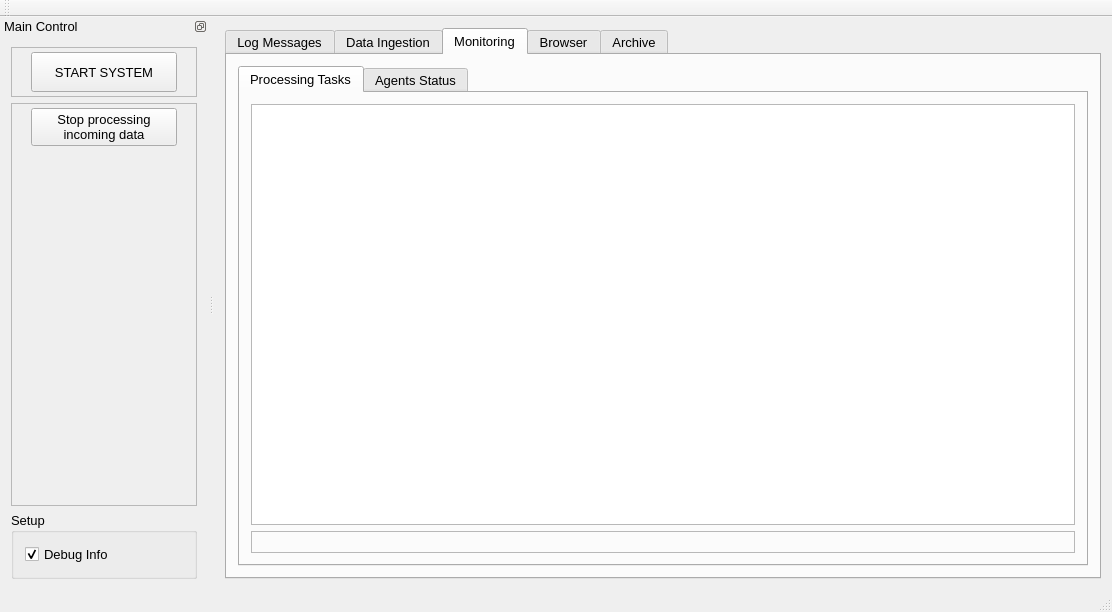
First picture: the form in qpfhmi/mainwindow.ui, repository aardalath/qpf, before the edit.
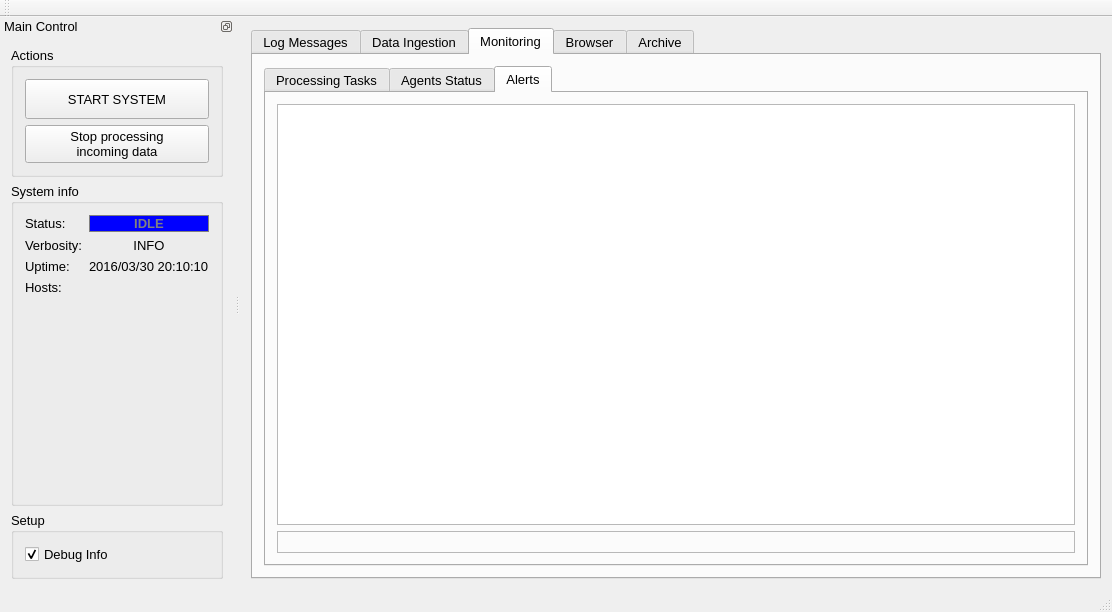
Second picture: the form after the edit. The open tabs and pages were chosen to show the change.

```diff
--- a/qpfhmi/mainwindow.ui
+++ b/qpfhmi/mainwindow.ui
@@ -286,6 +286,75 @@
             </item>
            </layout>
           </widget>
+          <widget class="QWidget" name="tabAlerts">
+           <attribute name="title">
+            <string>Alerts</string>
+           </attribute>
+           <layout class="QVBoxLayout" name="verticalLayout_9">
+            <item>
+             <widget class="QTreeWidget" name="treeAlerts">
+              <property name="tabKeyNavigation">
+               <bool>true</bool>
+              </property>
+              <property name="columnCount">
+               <number>0</number>
+              </property>
+             </widget>
+            </item>
+            <item>
+             <widget class="QFrame" name="frame_4">
+              <property name="frameShape">
+               <enum>QFrame::StyledPanel</enum>
+              </property>
+              <property name="frameShadow">
+               <enum>QFrame::Raised</enum>
+              </property>
+              <layout class="QHBoxLayout" name="horizontalLayout_2">
+               <property name="spacing">
+                <number>6</number>
+               </property>
+               <property name="leftMargin">
+                <number>0</number>
+               </property>
+               <property name="topMargin">
+                <number>0</number>
+               </property>
+               <property name="rightMargin">
+                <number>0</number>
+               </property>
+               <property name="bottomMargin">
+                <number>0</number>
+               </property>
+               <item>
+                <spacer name="horizontalSpacer_15">
+                 <property name="orientation">
+                  <enum>Qt::Horizontal</enum>
+                 </property>
+                 <property name="sizeHint" stdset="0">
+                  <size>
+                   <width>40</width>
+                   <height>20</height>
+                  </size>
+                 </property>
+                </spacer>
+               </item>
+               <item>
+                <widget class="QLabel" name="lblAlertsMsg">
+                 <property name="font">
+                  <font>
+                   <pointsize>8</pointsize>
+                  </font>
+                 </property>
+                 <property name="text">
+                  <string/>
+                 </property>
+                </widget>
+               </item>
+              </layout>
+             </widget>
+            </item>
+           </layout>
+          </widget>
          </widget>
         </item>
        </layout>
@@ -345,44 +414,16 @@
    <widget class="QWidget" name="dockWidgetContents">
     <layout class="QVBoxLayout" name="verticalLayout_2">
      <item>
-      <widget class="QFrame" name="frame">
-       <property name="frameShape">
-        <enum>QFrame::StyledPanel</enum>
+      <widget class="QGroupBox" name="groupBox_2">
+       <property name="title">
+        <string>Actions</string>
        </property>
-       <property name="frameShadow">
-        <enum>QFrame::Raised</enum>
-       </property>
-       <layout class="QHBoxLayout" name="horizontalLayout_15" stretch="1,8,1">
-        <property name="leftMargin">
-         <number>1</number>
-        </property>
-        <property name="topMargin">
-         <number>4</number>
-        </property>
-        <property name="rightMargin">
-         <number>1</number>
-        </property>
-        <property name="bottomMargin">
-         <number>4</number>
-        </property>
-        <item>
-         <spacer name="horizontalSpacer">
-          <property name="orientation">
-           <enum>Qt::Horizontal</enum>
-          </property>
-          <property name="sizeHint" stdset="0">
-           <size>
-            <width>40</width>
-            <height>20</height>
-           </size>
-          </property>
-         </spacer>
-        </item>
+       <layout class="QVBoxLayout" name="verticalLayout_7">
         <item>
          <widget class="QPushButton" name="btnStart">
           <property name="minimumSize">
            <size>
-            <width>100</width>
+            <width>120</width>
             <height>40</height>
            </size>
           </property>
@@ -395,77 +436,98 @@
          </widget>
         </item>
         <item>
-         <spacer name="horizontalSpacer_2">
-          <property name="orientation">
-           <enum>Qt::Horizontal</enum>
-          </property>
-          <property name="sizeHint" stdset="0">
-           <size>
-            <width>17</width>
-            <height>20</height>
-           </size>
-          </property>
-         </spacer>
-        </item>
-       </layout>
-      </widget>
-     </item>
-     <item>
-      <widget class="QFrame" name="frame_2">
-       <property name="frameShape">
-        <enum>QFrame::StyledPanel</enum>
-       </property>
-       <property name="frameShadow">
-        <enum>QFrame::Raised</enum>
-       </property>
-       <layout class="QVBoxLayout" name="verticalLayout_15">
-        <property name="leftMargin">
-         <number>1</number>
-        </property>
-        <property name="topMargin">
-         <number>4</number>
-        </property>
-        <property name="rightMargin">
-         <number>1</number>
-        </property>
-        <property name="bottomMargin">
-         <number>4</number>
-        </property>
-        <item>
-         <layout class="QHBoxLayout" name="horizontalLayout_2" stretch="1,8,1">
-          <item>
-           <spacer name="horizontalSpacer_3">
-            <property name="orientation">
-             <enum>Qt::Horizontal</enum>
-            </property>
-            <property name="sizeHint" stdset="0">
-             <size>
-              <width>40</width>
-              <height>20</height>
-             </size>
-            </property>
-           </spacer>
-          </item>
-          <item>
-           <widget class="QPushButton" name="btnStopMultInDataEvt">
-            <property name="text">
-             <string>Stop processing
+         <widget class="QPushButton" name="btnStopMultInDataEvt">
+          <property name="text">
+           <string>Stop processing
 incoming data</string>
+          </property>
+         </widget>
+        </item>
+       </layout>
+      </widget>
+     </item>
+     <item>
+      <widget class="QGroupBox" name="groupBox_3">
+       <property name="title">
+        <string>System info</string>
+       </property>
+       <layout class="QVBoxLayout" name="verticalLayout_8">
+        <item>
+         <layout class="QFormLayout" name="formLayout">
+          <item row="0" column="0">
+           <widget class="QLabel" name="label_2">
+            <property name="text">
+             <string>Status:</string>
             </property>
            </widget>
           </item>
-          <item>
-           <spacer name="horizontalSpacer_4">
-            <property name="orientation">
-             <enum>Qt::Horizontal</enum>
+          <item row="0" column="1">
+           <widget class="QLabel" name="lblSysStatus">
+            <property name="font">
+             <font>
+              <pointsize>10</pointsize>
+              <weight>75</weight>
+              <bold>true</bold>
+             </font>
             </property>
-            <property name="sizeHint" stdset="0">
-             <size>
-              <width>40</width>
-              <height>20</height>
-             </size>
+            <property name="styleSheet">
+             <string notr="true">QLabel { background-color : blue; color : grey; }</string>
             </property>
-           </spacer>
+            <property name="frameShape">
+             <enum>QFrame::Box</enum>
+            </property>
+            <property name="text">
+             <string>IDLE</string>
+            </property>
+            <property name="alignment">
+             <set>Qt::AlignCenter</set>
+            </property>
+           </widget>
+          </item>
+          <item row="1" column="0">
+           <widget class="QLabel" name="label_5">
+            <property name="text">
+             <string>Verbosity:</string>
+            </property>
+           </widget>
+          </item>
+          <item row="1" column="1">
+           <widget class="QLabel" name="lblVerbosity">
+            <property name="text">
+             <string>INFO</string>
+            </property>
+            <property name="alignment">
+             <set>Qt::AlignCenter</set>
+            </property>
+           </widget>
+          </item>
+          <item row="2" column="0">
+           <widget class="QLabel" name="label_6">
+            <property name="text">
+             <string>Uptime:</string>
+            </property>
+           </widget>
+          </item>
+          <item row="2" column="1">
+           <widget class="QLabel" name="lblUptime">
+            <property name="text">
+             <string>2016/03/30 20:10:10</string>
+            </property>
+           </widget>
+          </item>
+          <item row="3" column="0">
+           <widget class="QLabel" name="label">
+            <property name="text">
+             <string>Hosts:</string>
+            </property>
+           </widget>
+          </item>
+          <item row="3" column="1">
+           <widget class="QLabel" name="lblHosts">
+            <property name="text">
+             <string>&lt;hosts&gt;</string>
+            </property>
+           </widget>
           </item>
          </layout>
         </item>
@@ -477,7 +539,7 @@
           <property name="sizeHint" stdset="0">
            <size>
             <width>20</width>
-            <height>328</height>
+            <height>162</height>
            </size>
           </property>
          </spacer>
```
Left out of the diff: 12 changed lines with no effect on the pictures.
